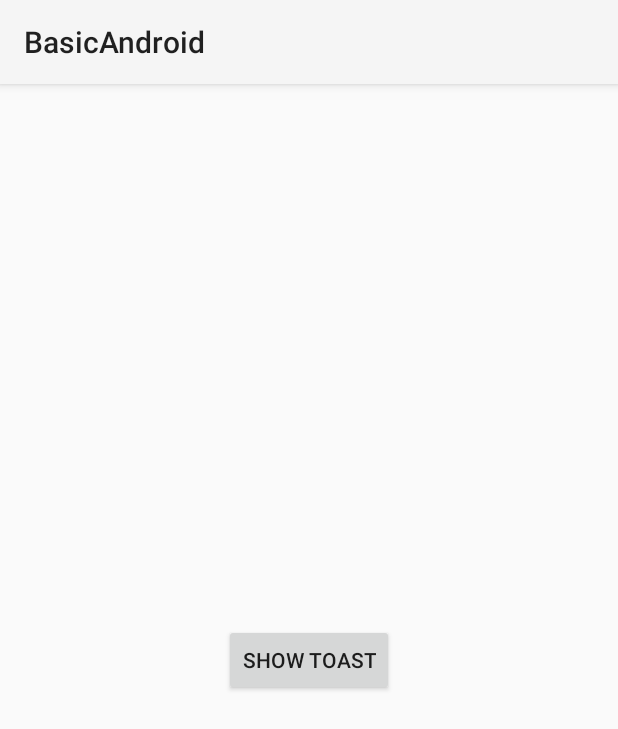
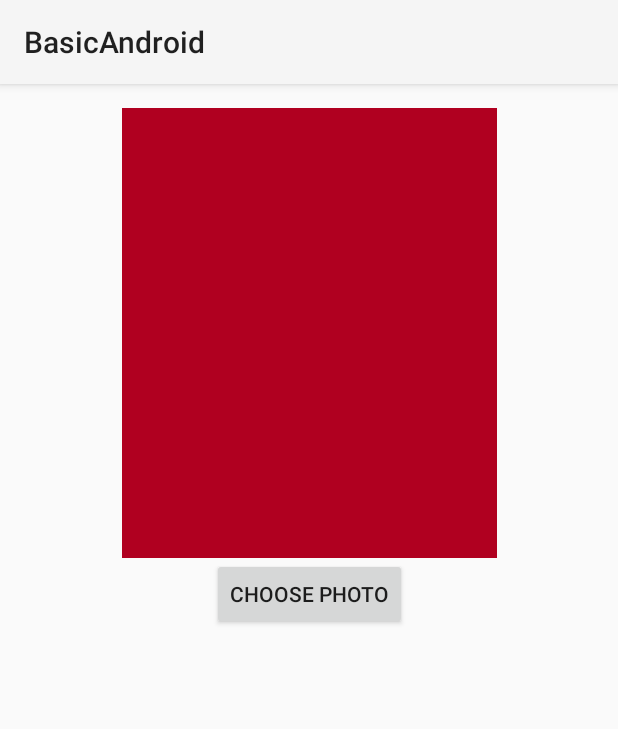
Before and after one commit to albae69/BasicAndroid, an Android app: the screen it shows after launch (MainActivity), on a phone screen of 412 x 824 dp. Shown: the top 729 px of the screen. Run offline under Robolectric (Android 15) with nearby library versions, the phone set to English and light mode, and no system bars.

Commit message:
implicit intent, get content activity

```diff
--- a/app/src/main/res/layout/activity_main.xml
+++ b/app/src/main/res/layout/activity_main.xml
@@ -9,16 +9,24 @@
     tools:context=".MainActivity">
 
 
-    <Button
-        android:id="@+id/btnShowToast"
-        android:layout_width="wrap_content"
-        android:layout_height="wrap_content"
-        android:text="Show Toast"
-        app:layout_constraintBottom_toBottomOf="parent"
+    <ImageView
+        android:id="@+id/ivPhoto"
+        android:layout_width="250dp"
+        android:layout_height="300dp"
+        android:scaleType="fitCenter"
+        android:src="@color/design_default_color_error"
         app:layout_constraintEnd_toEndOf="parent"
         app:layout_constraintHorizontal_bias="0.5"
         app:layout_constraintStart_toStartOf="parent"
         app:layout_constraintTop_toTopOf="parent" />
 
-
+    <Button
+        android:id="@+id/btnChoosePhoto"
+        android:layout_width="wrap_content"
+        android:layout_height="wrap_content"
+        android:text="Choose Photo"
+        app:layout_constraintEnd_toEndOf="parent"
+        app:layout_constraintHorizontal_bias="0.5"
+        app:layout_constraintStart_toStartOf="parent"
+        app:layout_constraintTop_toBottomOf="@+id/ivPhoto" />
 </androidx.constraintlayout.widget.ConstraintLayout>
```
Also changed, not shown: app/src/main/java/com/baedev/myapplication/MainActivity.kt (+14 -10 lines), app/src/main/res/drawable-anydpi/ic_notification.xml (deleted, +0 -11 lines), app/src/main/res/layout/custom_toast.xml (deleted, +0 -27 lines), app/src/main/res/drawable-hdpi/ic_notification.png (deleted), app/src/main/res/drawable-mdpi/ic_notification.png (deleted), app/src/main/res/drawable-xhdpi/ic_notification.png (deleted), app/src/main/res/drawable-xxhdpi/ic_notification.png (deleted), app/src/main/res/drawable/img_implicit_intent_1.png (added), app/src/main/res/drawable/img_implicit_intent_2.png (added), app/src/main/res/drawable/img_implicit_intent_3.png (added), app/src/main/res/drawable/img_toast_1.png (deleted), app/src/main/res/drawable/img_toast_2.png (deleted).
